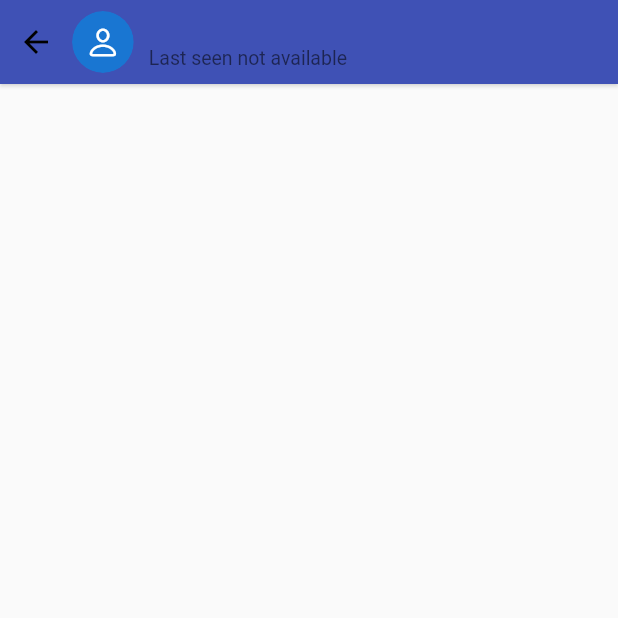
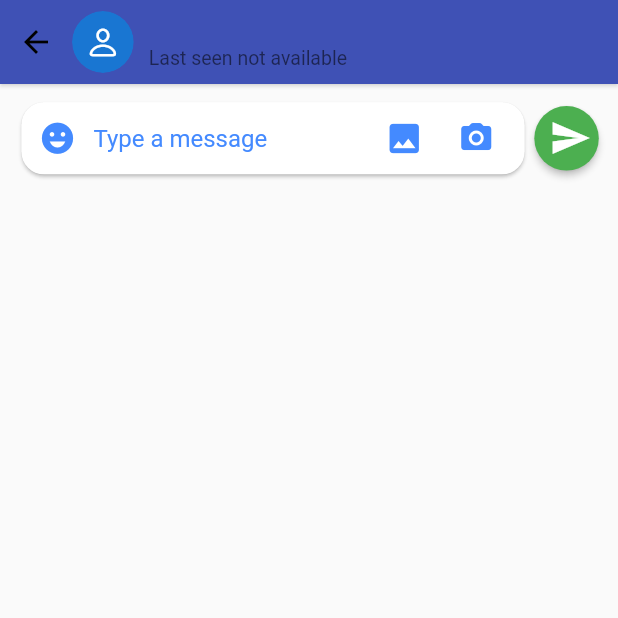
Before and after one commit to valeroy51/chitchat, a Flutter app: the chatScreen screen opened directly with empty values, on a phone screen of 412 x 824 dp, the top half of it. Run offline on Flutter 3.47's test engine with Material 2 defaults, Android fonts, the phone set to English and light mode, and no system bars; drawn by our look-alikes of cached_network_image; our stand-ins replace cloud_firestore, firebase_auth, firebase_core, firebase_storage, google_sign_in, image_picker; accounts and stored records are empty; network calls fail.

Commit message:
Membuat icon untuk emoji, camera, dan foto serta membuat design untuk menginput pesan text

```diff
--- a/lib/screen/chatscreen.dart
+++ b/lib/screen/chatscreen.dart
@@ -2,6 +2,7 @@ import 'package:cached_network_image/cached_network_image.dart';
 import 'package:chitchat/main.dart';
 import 'package:chitchat/models/chat_user.dart';
 import 'package:flutter/cupertino.dart';
+import 'package:flutter/foundation.dart';
 import 'package:flutter/material.dart';
 
 class chatScreen extends StatefulWidget {
@@ -20,6 +21,10 @@ class _chatScreenState extends State<chatScreen> {
         appBar: AppBar(
           automaticallyImplyLeading: false,
           flexibleSpace: _appBar(),
+        ),
+
+        body: Column(
+          children: [_chatInput()],
         ),
       ),
     );
@@ -73,4 +78,60 @@ class _chatScreenState extends State<chatScreen> {
       ),
     );
   }
+
+  Widget _chatInput() {
+    return Padding(
+      padding: EdgeInsets.symmetric(vertical: mq.height * .01, horizontal: mq.width * .025),
+      child: Row(
+        children: [
+          Expanded(
+            child: Card(
+              shape: RoundedRectangleBorder(borderRadius: BorderRadius.circular(15)),
+              child :Row(
+                children: [
+                  IconButton(
+                          onPressed: () {},
+                          icon: const Icon(
+                            Icons.emoji_emotions,
+                            color: Colors.blueAccent,
+                            size: 25
+                          )),
+
+                   const Expanded(child: TextField(
+                    keyboardType: TextInputType.multiline,
+                    maxLines: null,
+                    decoration: InputDecoration(
+                      hintText: "Type a message",
+                      hintStyle: TextStyle(color: Colors.blueAccent),
+                      border: InputBorder.none
+                    ),
+                  )),
+
+                  IconButton(
+                          onPressed: () {},
+                          icon: const Icon(
+                            Icons.image,
+                            color: Colors.blueAccent,
+                            size: 26
+                          )),
+                    IconButton(
+                          onPressed: () {},
+                          icon: const Icon(
+                            Icons.camera_alt_rounded,
+                            color: Colors.blueAccent,
+                          )),
+                    SizedBox(width: mq.width * .02,)
+              ],),),
+          ),
+
+          MaterialButton(onPressed: (){},
+            color: Colors.green,
+            minWidth: 0,
+            padding: const EdgeInsets.only(top: 10, bottom: 10, right: 5, left: 10),
+            shape: CircleBorder(),
+            child: Icon(Icons.send, color: Colors.white, size: 28),)
+        ],
+      ),
+    );
+  }
 }
```
